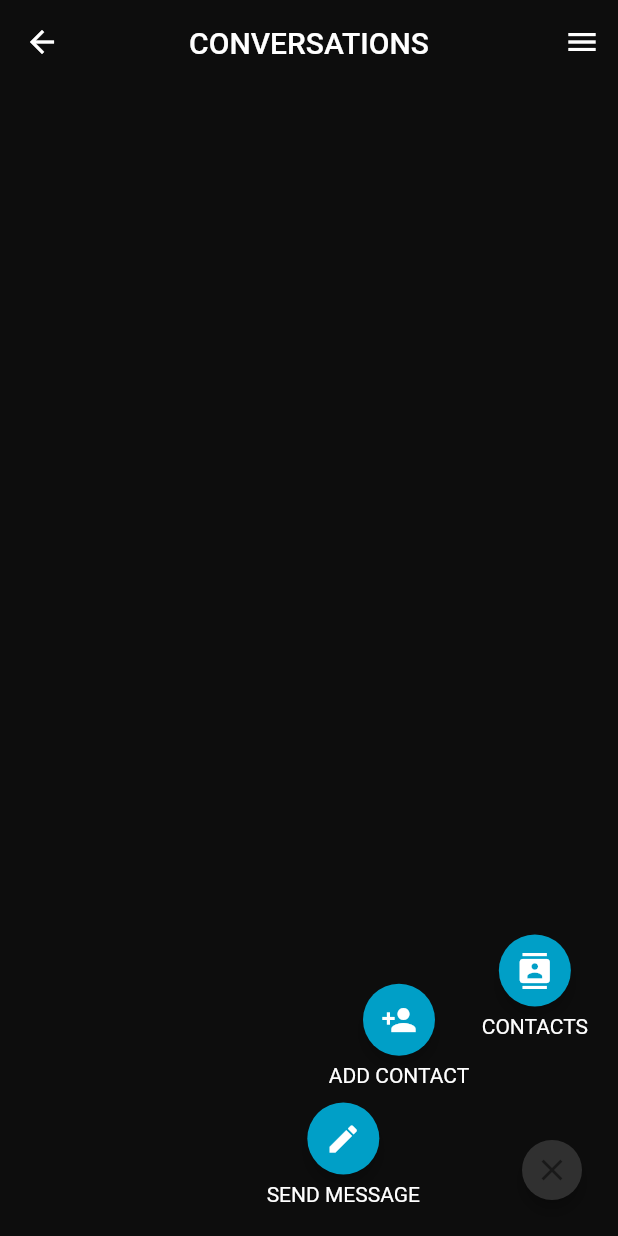
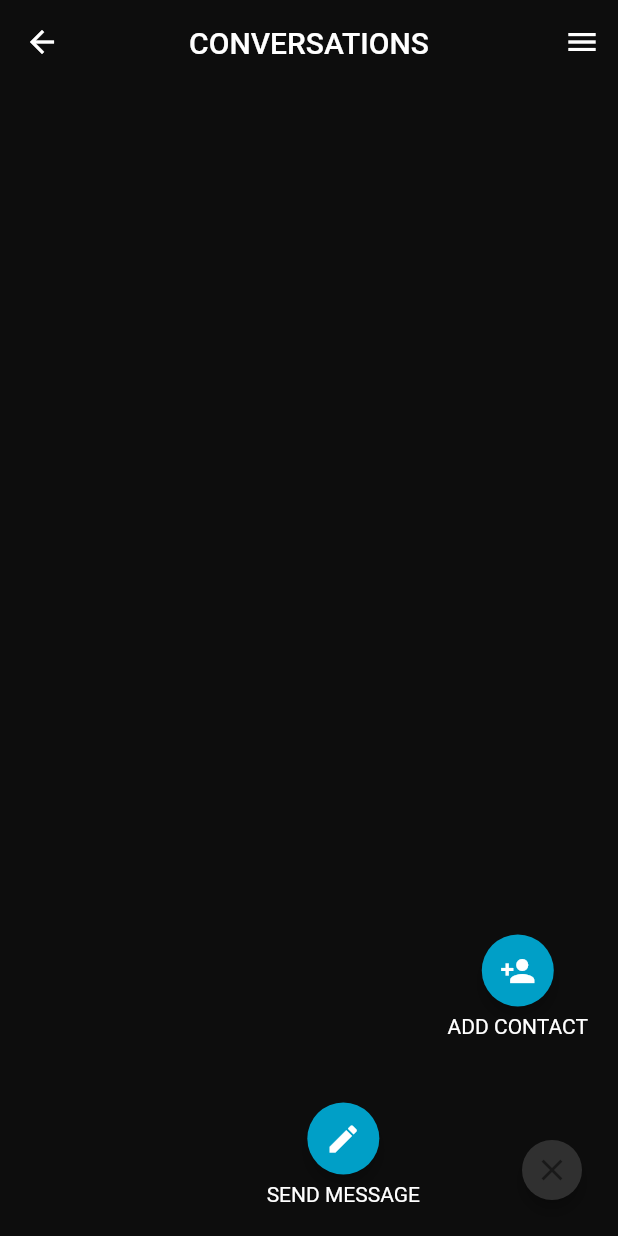
Before and after one commit to kaciyn/aulare, a Flutter app: the HomePage screen opened by its route, scrolled down 180 dp, after a tap on the "create" icon, on a phone screen of 412 x 824 dp. Run offline on Flutter 3.47's test engine with Material 2 defaults, Android fonts, the phone set to English and light mode, and no system bars; our stand-ins replace bloc, cloud_firestore, equatable, firebase_auth, firebase_core, firebase_storage and 5 more; missing offline and left inert: passwd_gen, rubber, username_gen; accounts and stored records are empty.

Commit message:
Changed send message button to redirect to contacts & removed the contacts button Made contacts scroll bar at least not throw null errors all over the place, don't have enough contacts created to test yet but tbf in any demo I'll do we probably won't reach a point where it's necessary Also overrid the back buttons from the message page to navigate push the home page so it actually rebuilds, was going to make it conditional on previous page but i don't have the time or energy to implement a navigatorobserver Also changed message & contact scroll physics to boing Added a v v subtle divider for the contacts list

```diff
--- a/lib/app.dart
+++ b/lib/app.dart
@@ -19,6 +19,8 @@ import 'package:flutter/material.dart';
 import 'package:flutter_bloc/flutter_bloc.dart';
 
 import 'app/bloc/app_bloc.dart';
+
+RouteObserver<PageRoute> routeObserver = RouteObserver<PageRoute>();
 
 class AulareApp extends StatelessWidget {
   const AulareApp({
@@ -109,6 +111,9 @@ class AppView extends StatelessWidget {
             return const AuthenticationPage();
           }
         }),
+        navigatorObservers: [
+          routeObserver
+        ],
         routes: {
           // '/': (context) => Splash(),
           '/home': (context) => const HomePage(),
--- a/lib/views/contacts/contacts_page.dart
+++ b/lib/views/contacts/contacts_page.dart
@@ -27,7 +27,7 @@ class ContactsPage extends StatelessWidget {
                 messagingRepository:
                     RepositoryProvider.of<MessagingRepository>(context));
           },
-          child: const ContactsList(),
+          child: const ContactsView(),
         ));
   }
 }
--- a/lib/views/home/bloc/home_event.dart
+++ b/lib/views/home/bloc/home_event.dart
@@ -22,3 +22,8 @@ class ReceiveConversationInfo extends HomeEvent {
   @override
   String toString() => 'ReceiveConversationInfos';
 }
+
+class NavigatedTo extends HomeEvent {
+  @override
+  String toString() => 'NavigatedTo';
+}
--- a/lib/views/home/home_page.dart
+++ b/lib/views/home/home_page.dart
@@ -22,7 +22,13 @@ class HomePage extends StatelessWidget {
 
   @override
   Widget build(context) {
-    return BlocListener<AppBloc, AppState>(
+    return WillPopScope(
+      onWillPop: () async {
+        // Navigator.pushNamed(context, '/home');
+        //disables the thing where the back button would return you to the registration page without logging you out or anything
+        return true;
+      },
+      child: BlocListener<AppBloc, AppState>(
           listener: (context, state) {
             if (state is Unauthenticated) {
               Navigator.pushNamed(context, '/authentication');
@@ -62,7 +68,8 @@ class HomePage extends StatelessWidget {
                     ],
                   ),
                   floatingActionButton:
-                    buildExpandableFloatingActionButton(context))));
+                      buildExpandableFloatingActionButton(context)))),
+    );
   }
 }
 
@@ -117,7 +124,7 @@ ExpandableFloatingActionButton buildExpandableFloatingActionButton(
     distance: 112.0,
     children: [
       ActionButton(
-        onPressed: () => _showAction(context, 1),
+        onPressed: () => Navigator.pushNamed(context, '/contacts'),
         icon: const Icon(Icons.create),
         label: 'SEND MESSAGE',
       ),
@@ -126,11 +133,11 @@ ExpandableFloatingActionButton buildExpandableFloatingActionButton(
         icon: const Icon(Icons.person_add),
         label: 'ADD CONTACT',
       ),
-      ActionButton(
-        onPressed: () => Navigator.pushNamed(context, '/contacts'),
-        icon: const Icon(Icons.contacts),
-        label: 'CONTACTS',
-      ),
+      // ActionButton(
+      //   onPressed: () => Navigator.pushNamed(context, '/contacts'),
+      //   icon: const Icon(Icons.contacts),
+      //   label: 'CONTACTS',
+      // ),
     ],
   );
 }
--- a/lib/views/messaging/bloc/messaging_bloc.dart
+++ b/lib/views/messaging/bloc/messaging_bloc.dart
@@ -119,6 +119,7 @@ class MessagingBloc extends Bloc<MessagingEvent, MessagingState> {
           emit(state.copyWith(status: FormzStatus.submissionFailure));
         }
         add(FetchMessages(event.conversation));
+        add(FetchConversationList());
       }
     });
 
--- a/lib/views/messaging/components/message_list.dart
+++ b/lib/views/messaging/components/message_list.dart
@@ -61,6 +61,7 @@ class MessageList extends StatelessWidget {
           padding: const EdgeInsets.only(top: 10, bottom: 10),
           itemBuilder: (context, int index) => MessageRow(messages![index]),
           reverse: true,
+          physics: const BouncingScrollPhysics(),
           itemCount: messages!.length,
           controller: listScrollController,
         ),
```
Also changed, not shown: lib/views/contacts/components/contact_row.dart (+15 -5 lines), lib/views/contacts/contacts_list.dart (+22 -6 lines), lib/views/messaging/messages.dart (+1 -8 lines), lib/views/messaging/messaging_page.dart (+9 -6 lines). Lines whose indentation alone changed are shown as unchanged.
